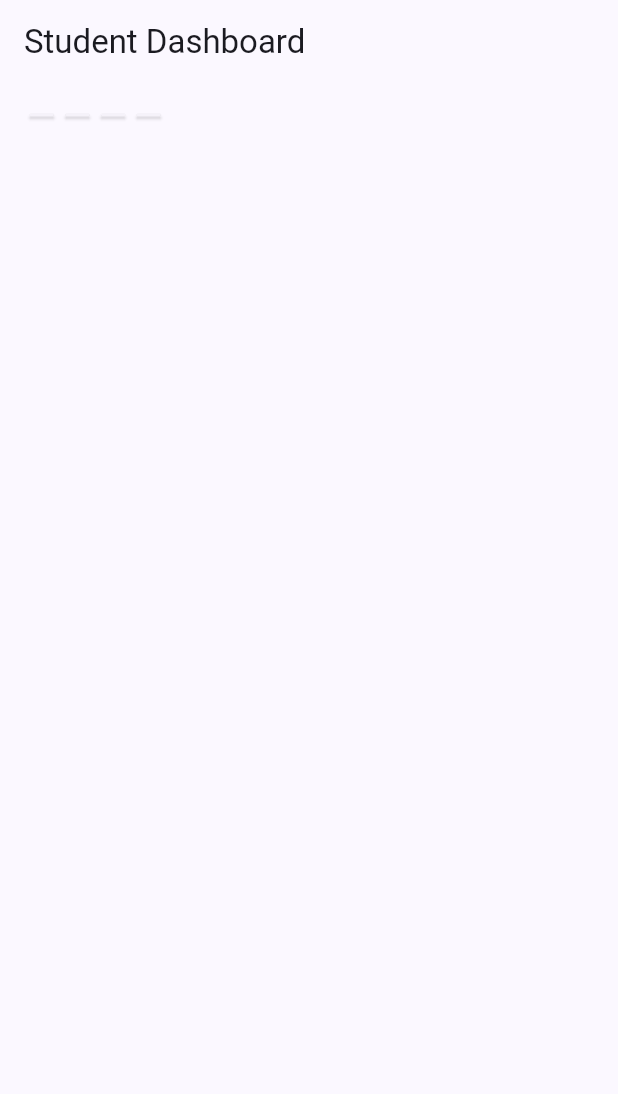
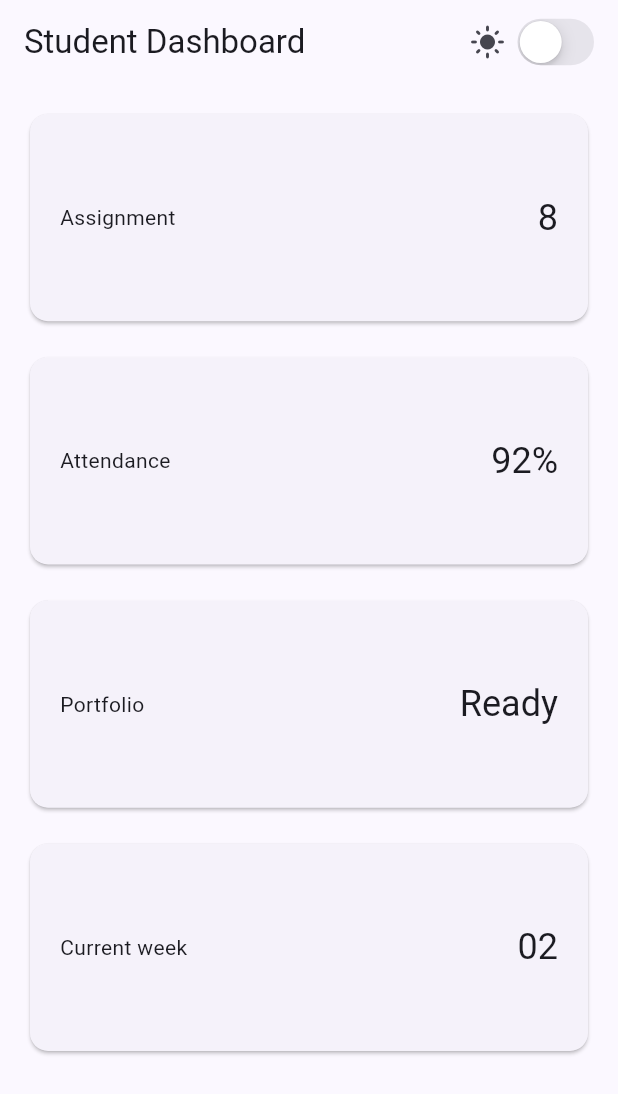
Before and after one commit to BrianLearning-source/244107020035-mobile-course, a Flutter app: the screen it shows after launch, on a phone screen of 412 x 824 dp. Shown: the top 1094 px of the screen. Run offline on Flutter 3.47's test engine with Material 3 defaults, Android fonts, the phone set to English and light mode, and no system bars.

Commit message:
Unfinished (stuck number 3)

```diff
--- a/02-week-2-declarative-ui-responsive-design/lib/main.dart
+++ b/02-week-2-declarative-ui-responsive-design/lib/main.dart
@@ -1,33 +1,110 @@
 import 'package:flutter/material.dart';
+import 'package:flutter/cupertino.dart';
 
 void main() => runApp(const DashboardApp());
 
-class DashboardApp extends StatelessWidget {
+// class DashboardApp extends StatelessWidget {
+//   const DashboardApp({super.key});
+//   @override
+//   Widget build(BuildContext context) {
+//     return MaterialApp(
+//       debugShowCheckedModeBanner: false,
+//       theme: ThemeData(useMaterial3: true, colorSchemeSeed: Colors.indigo),
+//       darkTheme: ThemeData(useMaterial3: true, brightness: Brightness.dark, colorSchemeSeed: Colors.indigo),
+//       themeMode: ThemeMode.system,
+//       home: const DashboardPage(),
+//     );
+//   }
+// }
+
+class DashboardApp extends StatefulWidget {
   const DashboardApp({super.key});
+
+  @override
+  State<DashboardApp> createState() => _DashboardAppState();
+}
+
+class _DashboardAppState extends State<DashboardApp> {
+  bool isDark = false;
+
   @override
   Widget build(BuildContext context) {
     return MaterialApp(
       debugShowCheckedModeBanner: false,
       theme: ThemeData(useMaterial3: true, colorSchemeSeed: Colors.indigo),
-      darkTheme: ThemeData(useMaterial3: true, brightness: Brightness.dark, colorSchemeSeed: Colors.indigo),
-      themeMode: ThemeMode.system,
-      home: const DashboardPage(),
+      darkTheme: ThemeData(
+        useMaterial3: true,
+        brightness: Brightness.dark,
+        colorSchemeSeed: Colors.indigo,
+      ),
+      themeMode: isDark ? ThemeMode.dark : ThemeMode.light,
+      home: DashboardPage(
+        isDark: isDark,
+        onDarkChanged: (value) => setState(() => isDark = value),
+      ),
     );
   }
 }
 
+// class DashboardPage extends StatelessWidget {
+//   const DashboardPage({super.key});
+//   @override
+//   Widget build(BuildContext context) {
+//     return Scaffold(
+//       appBar: AppBar(title: const Text('Student Dashboard')),
+//       body: LayoutBuilder(
+//         builder: (context, constraints) {
+//           final columns = constraints.maxWidth >= 700 ? 2 : 1;
+//           return GridView.count(
+//             padding: const EdgeInsets.all(16),
+//             crossAxisCount: 16,
+//             mainAxisSpacing: 16,
+//             childAspectRatio: 2.6,
+//             children: const [
+//               DashboardCard(title: 'Assignment', value: '8'),
+//               DashboardCard(title: 'Attendance', value: '92%'),
+//               DashboardCard(title: 'Portfolio', value: 'Ready'),
+//               DashboardCard(title: 'Current week', value: '02'),
+//             ],
+//           );
+//         },
+//       ),
+//     );
+//   }
+// }
+
 class DashboardPage extends StatelessWidget {
-  const DashboardPage({super.key});
+  const DashboardPage({
+    required this.isDark,
+    required this.onDarkChanged,
+    super.key,
+  });
+  final bool isDark;
+  final ValueChanged<bool> onDarkChanged;
+
   @override
   Widget build(BuildContext context) {
     return Scaffold(
-      appBar: AppBar(title: const Text('Student Dashboard')),
+      appBar: AppBar(
+        title: const Text('Student Dashboard'),
+        actions: [
+          Row(
+            children: [
+              Icon(isDark ? Icons.dark_mode : Icons.light_mode),
+              const SizedBox(width: 4),
+              CupertinoSwitch(value: isDark, onChanged: onDarkChanged),
+              const SizedBox(width: 12),
+            ],
+          ),
+        ],
+      ),
       body: LayoutBuilder(
         builder: (context, constraints) {
           final columns = constraints.maxWidth >= 700 ? 2 : 1;
           return GridView.count(
             padding: const EdgeInsets.all(16),
-            crossAxisCount: 16,
+            crossAxisCount: columns,
+            crossAxisSpacing: 16,
             mainAxisSpacing: 16,
             childAspectRatio: 2.6,
             children: const [
@@ -42,12 +119,23 @@ class DashboardPage extends StatelessWidget {
     );
   }
 }
+
 class DashboardCard extends StatelessWidget {
   const DashboardCard({required this.title, required this.value, super.key});
   final String title;
   final String value;
   @override
   Widget build(BuildContext context) {
-    return Card(child: Padding(padding: const EdgeInsets.all(20), child: Row(children: [Expanded(child: Text(title)), Text(value, style: Theme.of(context).textTheme.headlineSmall)])));
+    return Card(
+      child: Padding(
+        padding: const EdgeInsets.all(20),
+        child: Row(
+          children: [
+            Expanded(child: Text(title)),
+            Text(value, style: Theme.of(context).textTheme.headlineSmall),
+          ],
+        ),
+      ),
+    );
   }
 }
--- a/02-week-2-declarative-ui-responsive-design/lib/warm_up.dart
+++ b/02-week-2-declarative-ui-responsive-design/lib/warm_up.dart
@@ -29,6 +29,7 @@ class ProfileCard extends StatelessWidget {
         borderRadius: BorderRadius.circular(16),
       ),
       child: Column(
+        // mainAxisSize: MainAxisSize.max, //default
         mainAxisSize: MainAxisSize.min,
         children: [
           Row(
```
Also changed, not shown: 9 other files.
